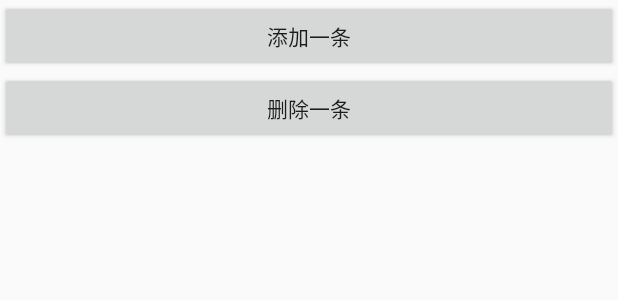
After one commit to DaDaHuaHua/TestDataBinding, an Android app: the layout activity_list.xml on its own in the app's theme, with its tools: preview values and no code run, on a phone screen of 412 x 824 dp. The commit adds this screen. Shown: the top 300 px of the screen. Run offline under Robolectric (Android 15) with nearby library versions, the phone set to English and light mode, and no system bars.

Commit message:
新特性：增加DataBinding在RecyclerView中的使用

```diff
--- a/app/build.gradle
+++ b/app/build.gradle
@@ -24,6 +24,7 @@ android {
 dependencies {
     implementation fileTree(dir: 'libs', include: ['*.jar'])
     implementation 'com.android.support:appcompat-v7:26.1.0'
+    compile 'com.android.support:recyclerview-v7:26.1.0'
     implementation 'com.android.support.constraint:constraint-layout:1.0.2'
     testImplementation 'junit:junit:4.12'
     androidTestImplementation 'com.android.support.test:runner:1.0.1'
--- a/app/src/main/AndroidManifest.xml
+++ b/app/src/main/AndroidManifest.xml
@@ -11,13 +11,14 @@
         android:theme="@style/AppTheme">
         <activity
             android:name=".MainActivity"
-            android:screenOrientation="portrait" >
+            android:screenOrientation="portrait">
             <intent-filter>
                 <action android:name="android.intent.action.MAIN" />
 
                 <category android:name="android.intent.category.LAUNCHER" />
             </intent-filter>
         </activity>
+        <activity android:name=".recycler.ListActivity"></activity>
     </application>
 
 </manifest>
--- a/app/src/main/java/com/example/testdatabinding/MainActivity.java
+++ b/app/src/main/java/com/example/testdatabinding/MainActivity.java
@@ -1,5 +1,6 @@
 package com.example.testdatabinding;
 
+import android.content.Intent;
 import android.databinding.DataBindingUtil;
 import android.os.Bundle;
 import android.os.Handler;
@@ -8,6 +9,7 @@ import android.view.View;
 import android.widget.Toast;
 
 import com.example.testdatabinding.databinding.SongBinding;
+import com.example.testdatabinding.recycler.ListActivity;
 
 public class MainActivity extends AppCompatActivity {
 
@@ -56,5 +58,9 @@ public class MainActivity extends AppCompatActivity {
             Toast.makeText(MainActivity.this, v.toString(), Toast.LENGTH_SHORT).show();
         }
 
+        public void onClickToList(View v){
+            startActivity(new Intent(MainActivity.this ,ListActivity.class));
+        }
+
     }
 }
--- a/app/src/main/java/com/example/testdatabinding/UserViewModel.java
+++ b/app/src/main/java/com/example/testdatabinding/UserViewModel.java
@@ -8,8 +8,8 @@ import android.databinding.ObservableMap;
  * <p> Created by 宋华 on 2018/2/26.
  */
 public class UserViewModel extends User {
-    public String name = "song";
-    public int age = 10;
+    public String name ;
+    public int age ;
     public ObservableBoolean visible = new ObservableBoolean();
     public String nickName;
     public ObservableArrayMap<String ,String > childs = new ObservableArrayMap<>();
--- /dev/null
+++ b/app/src/main/res/layout/activity_list.xml
@@ -0,0 +1,35 @@
+<?xml version="1.0" encoding="utf-8"?>
+<layout>
+
+    <data class="MyListBinding">
+        <variable
+            name="presenter"
+            type="com.example.testdatabinding.recycler.ListActivity.Presenter" />
+    </data>
+
+    <LinearLayout xmlns:android="http://schemas.android.com/apk/res/android"
+        xmlns:app="http://schemas.android.com/apk/res-auto"
+        xmlns:tools="http://schemas.android.com/tools"
+        android:layout_width="match_parent"
+        android:layout_height="match_parent"
+        android:orientation="vertical"
+        tools:context="com.example.testdatabinding.recycler.ListActivity">
+
+        <Button
+            android:layout_width="match_parent"
+            android:layout_height="wrap_content"
+            android:onClick="@{presenter.onClickAddItem}"
+            android:text="添加一条" />
+
+        <Button
+            android:layout_width="match_parent"
+            android:layout_height="wrap_content"
+            android:onClick="@{presenter::onClickRemoveItem}"
+            android:text="删除一条" />
+
+        <android.support.v7.widget.RecyclerView
+            android:id="@+id/recycler_view"
+            android:layout_width="match_parent"
+            android:layout_height="match_parent" />
+    </LinearLayout>
+</layout>
```
Also changed, not shown: app/src/main/java/com/example/testdatabinding/recycler/BindingViewHolder.java (added, +24 -0 lines), app/src/main/java/com/example/testdatabinding/recycler/ListActivity.java (added, +61 -0 lines), app/src/main/java/com/example/testdatabinding/recycler/UserAdapter.java (added, +111 -0 lines), app/src/main/res/layout/activity_main.xml (+11 -0 lines), app/src/main/res/layout/item_user_in_visible.xml (added, +30 -0 lines), app/src/main/res/layout/item_user_visible.xml (added, +30 -0 lines).
